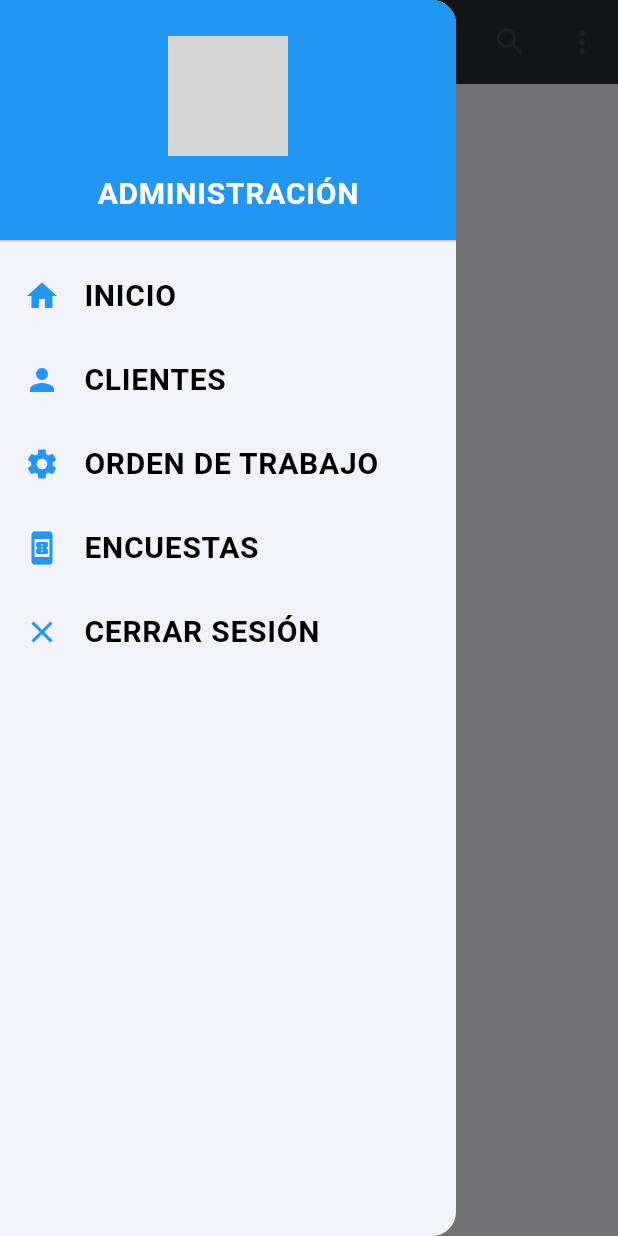
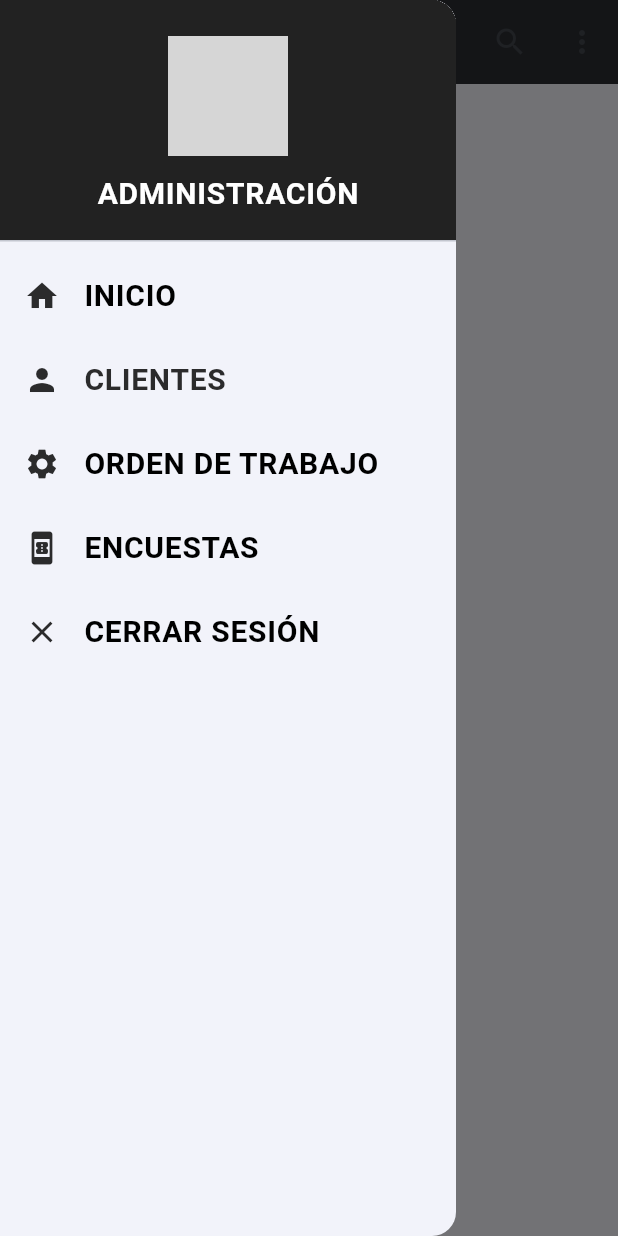
Before and after one commit to BlusterG05/flutter_practice, a Flutter app: the MenuForm screen opened by its route, with the side drawer open, on a phone screen of 412 x 824 dp. Run offline on Flutter 3.47's test engine with Material 3 defaults, Android fonts, the light colour scheme and no system bars; our stand-ins replace google_fonts, sqflite; accounts and stored records are empty; grey boxes are pictures that could not be loaded.

Commit message:
'Components'

```diff
--- a/lib/components/custom_drawer.dart
+++ b/lib/components/custom_drawer.dart
@@ -9,7 +9,7 @@ class CustomDrawer extends StatelessWidget {
         children: <Widget>[
           const DrawerHeader(
               decoration: BoxDecoration(
-                color: Colors.blue,
+                color: Color.fromARGB(255, 34, 34, 34),
               ),
               child: Column(
                 mainAxisAlignment: MainAxisAlignment.center,
@@ -29,7 +29,7 @@ class CustomDrawer extends StatelessWidget {
                 ],
               )),
           ListTile(
-              leading: const Icon(Icons.home, color: Colors.blue),
+              leading: const Icon(Icons.home, color: Color.fromARGB(255, 43, 43, 44)),
               title: const Text('INICIO',
                   style: TextStyle(
                       color: Colors.black,
@@ -41,12 +41,12 @@ class CustomDrawer extends StatelessWidget {
           ListTile(
               leading: const Icon(
                 Icons.person,
-                color: Colors.blue,
+                color: Color.fromARGB(255, 43, 43, 44),
               ),
               title: const Text(
                 'CLIENTES',
                 style: TextStyle(
-                  color: Colors.black,
+                  color: Color.fromARGB(255, 43, 43, 44),
                   fontSize: 20,
                   fontWeight: FontWeight.bold,
                 ),
@@ -57,7 +57,7 @@ class CustomDrawer extends StatelessWidget {
           ListTile(
             leading: const Icon(
               Icons.settings,
-              color: Colors.blue,
+              color: Color.fromARGB(255, 43, 43, 44),
             ),
             title: const Text(
               'ORDEN DE TRABAJO',
@@ -74,7 +74,7 @@ class CustomDrawer extends StatelessWidget {
           ListTile(
               leading: const Icon(
                 Icons.book_online,
-                color: Colors.blue,
+                color: Color.fromARGB(255, 43, 43, 44),
               ),
               title: const Text(
                 'ENCUESTAS',
@@ -90,7 +90,7 @@ class CustomDrawer extends StatelessWidget {
           ListTile(
               leading: const Icon(
                 Icons.close,
-                color: Colors.blue,
+                color: Color.fromARGB(255, 43, 43, 44),
               ),
               title: const Text(
                 'CERRAR SESIÓN',
```
